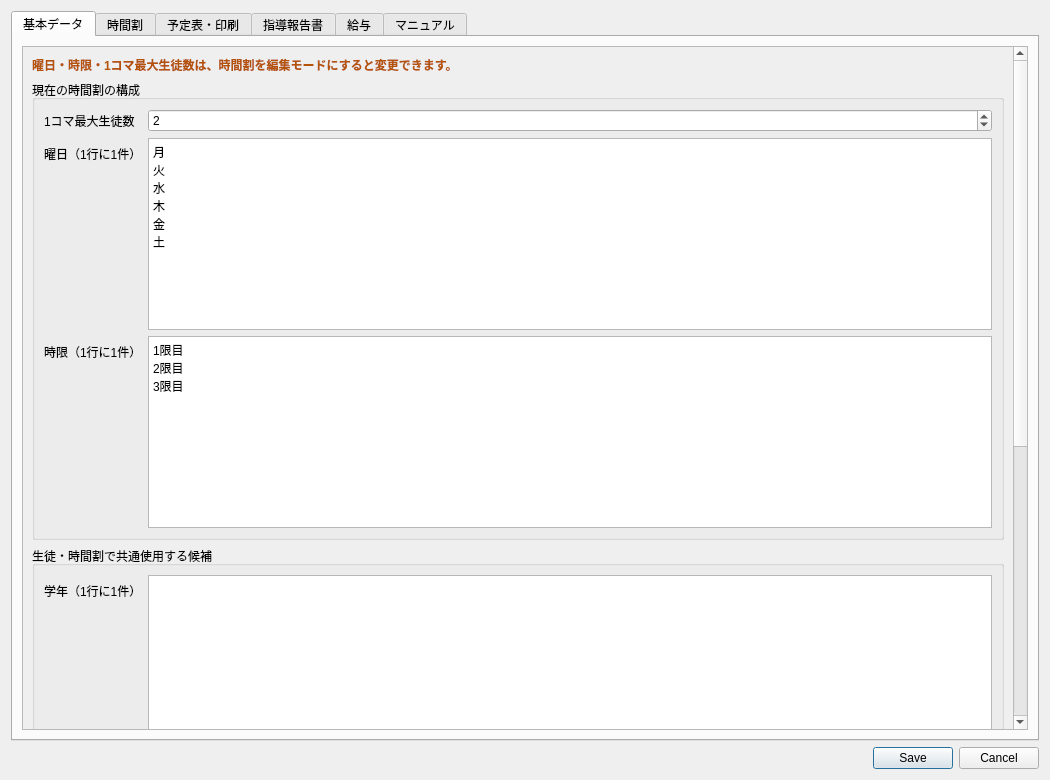
ROMEKANA/TimeTable, file settingsdialog.ui: the form before one commit.
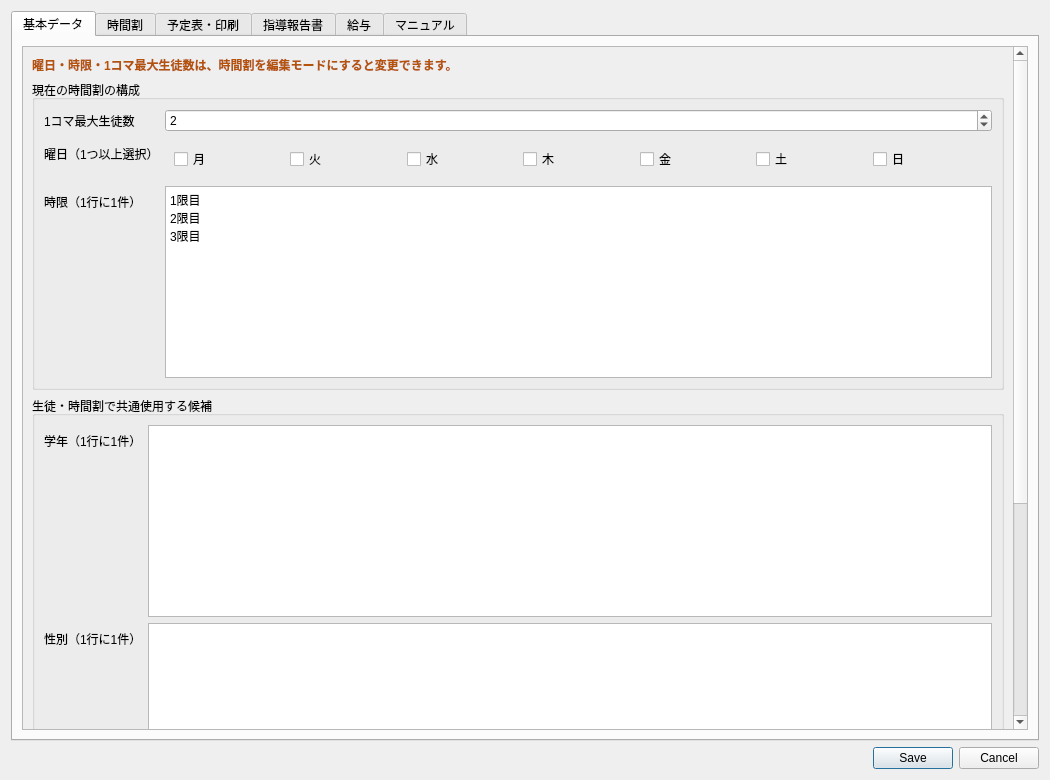
The form after the commit.

Commit message: v0.3.33 曜日をチェック式で自由に選択できるよう変更

The edit to the form file:
```diff
--- a/settingsdialog.ui
+++ b/settingsdialog.ui
@@ -94,24 +94,53 @@
               <item row="1" column="0">
                <widget class="QLabel" name="daysLabel">
                 <property name="text">
-                 <string>曜日（1行に1件）</string>
+                 <string>曜日（1つ以上選択）</string>
                 </property>
                </widget>
               </item>
               <item row="1" column="1">
-               <widget class="QPlainTextEdit" name="daysPlainTextEdit">
+               <widget class="QWidget" name="daysWidget">
                 <property name="toolTip">
                  <string>月から日の順に、途中を省略せず入力します。末尾の曜日を減らす場合は授業削除の確認とバックアップを行います。
 デフォルト値: 月、火、水、木、金、土</string>
                 </property>
-                <property name="plainText">
-                 <string>月
-火
-水
-木
-金
-土</string>
-                </property>
+                <layout class="QHBoxLayout" name="daysLayout">
+                 <item>
+                  <widget class="QCheckBox" name="day0CheckBox">
+                   <property name="text"><string>月</string></property>
+                  </widget>
+                 </item>
+                 <item>
+                  <widget class="QCheckBox" name="day1CheckBox">
+                   <property name="text"><string>火</string></property>
+                  </widget>
+                 </item>
+                 <item>
+                  <widget class="QCheckBox" name="day2CheckBox">
+                   <property name="text"><string>水</string></property>
+                  </widget>
+                 </item>
+                 <item>
+                  <widget class="QCheckBox" name="day3CheckBox">
+                   <property name="text"><string>木</string></property>
+                  </widget>
+                 </item>
+                 <item>
+                  <widget class="QCheckBox" name="day4CheckBox">
+                   <property name="text"><string>金</string></property>
+                  </widget>
+                 </item>
+                 <item>
+                  <widget class="QCheckBox" name="day5CheckBox">
+                   <property name="text"><string>土</string></property>
+                  </widget>
+                 </item>
+                 <item>
+                  <widget class="QCheckBox" name="day6CheckBox">
+                   <property name="text"><string>日</string></property>
+                  </widget>
+                 </item>
+                </layout>
                </widget>
               </item>
               <item row="2" column="0">
```
Left out of the diff: 3 changed lines with no effect on the pictures. The commit also changes 14 other files.
